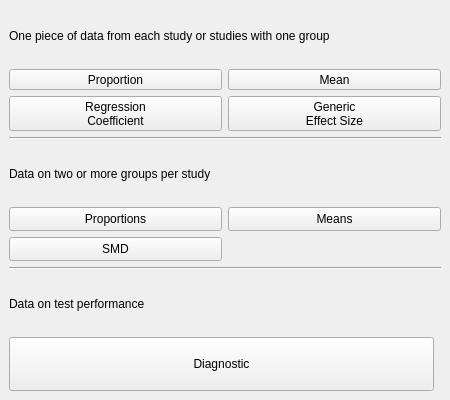
This is src/rc_metastudio/forms/data_type_page.ui in AliSalman-et-al/openmeta-analyst-community as Qt 5 draws it before an edit. The edited form follows.
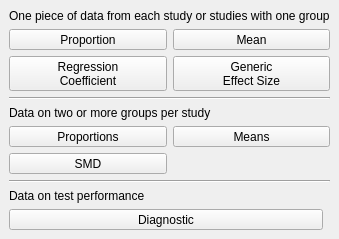
This is the edited form. Icons and pictures are not drawn.

Patch:
```diff
--- a/src/rc_metastudio/forms/data_type_page.ui
+++ b/src/rc_metastudio/forms/data_type_page.ui
@@ -6,8 +6,8 @@
    <rect>
     <x>0</x>
     <y>0</y>
-    <width>450</width>
-    <height>400</height>
+    <width>0</width>
+    <height>0</height>
    </rect>
   </property>
   <property name="sizePolicy">
```
